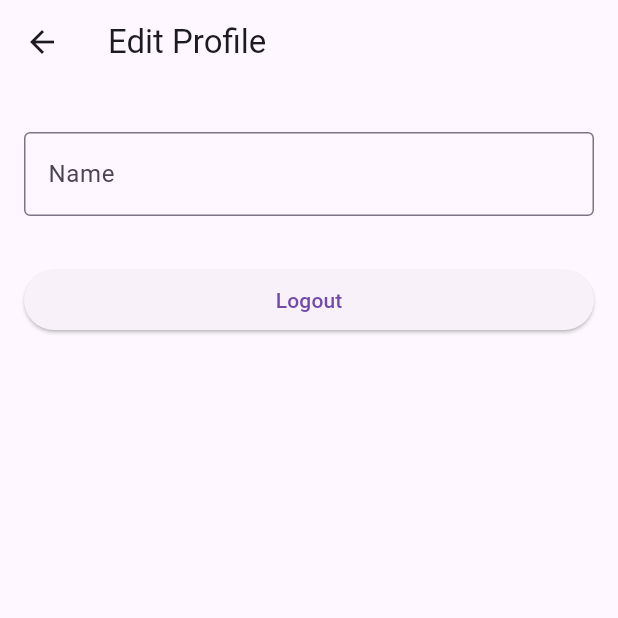
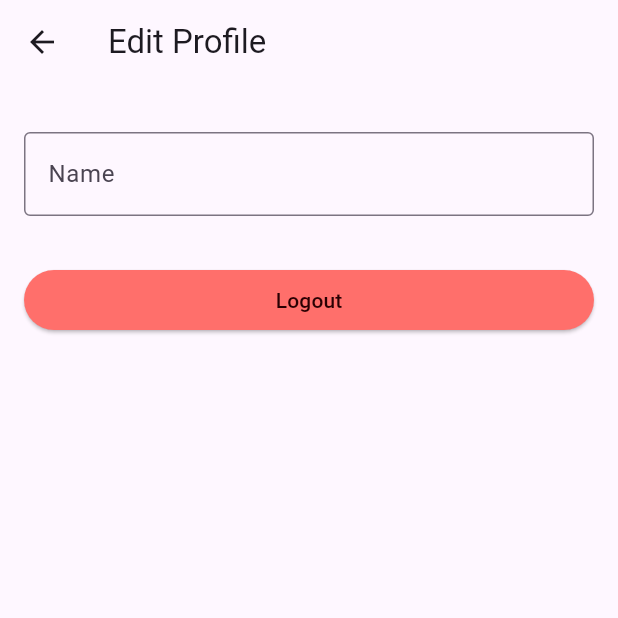
Before and after one commit to SimBoi/supreme-octo-eureka, a Flutter app: the EditCustomerProfilePage screen opened directly, on a phone screen of 412 x 824 dp, the top half of it. Run offline on Flutter 3.47's test engine with Material 3 defaults, Android fonts, the phone set to English and light mode, and no system bars; our stand-ins replace gap, shared_preferences; missing offline and left inert: flutter_timer_countdown, omni_datetime_picker; accounts and stored records are empty.

Commit message:
error color logout button

```diff
--- a/lib/Customers/customers_edit_profile_page.dart
+++ b/lib/Customers/customers_edit_profile_page.dart
@@ -109,6 +109,9 @@ class EditCustomerProfilePage extends StatelessWidget {
             ),
             const Gap(16),
             ElevatedButton(
+              style: ButtonStyle(
+                backgroundColor: WidgetStateProperty.all(appState.themeData.colorScheme.errorContainer),
+              ),
               onPressed: () {
                 appState.showAlertDialog(
                   content: const Text('Are you sure you want to logout?'),
@@ -130,7 +133,10 @@ class EditCustomerProfilePage extends StatelessWidget {
                   ],
                 );
               },
-              child: const Text('Logout'),
+              child: Text(
+                'Logout',
+                style: TextStyle(color: appState.themeData.colorScheme.onErrorContainer),
+              ),
             ),
           ],
         ),
--- a/lib/theme.dart
+++ b/lib/theme.dart
@@ -1,6 +1,6 @@
 import "package:flutter/material.dart";
 
-// http://material-foundation.github.io?primary=%23BD93F9&secondary=%2350FA7B&tertiary=%23FF79C6&error=%23FF5555&colorMatch=true
+// http://material-foundation.github.io/material-theme-builder?primary=%23BD93F9&secondary=%2350FA7B&tertiary=%23FF79C6&error=%23FF5555&colorMatch=true
 class MaterialTheme {
   final TextTheme textTheme;
 
```
Also changed, not shown: lib/Teachers/teachers_edit_profile_page.dart (+7 -1 lines).
